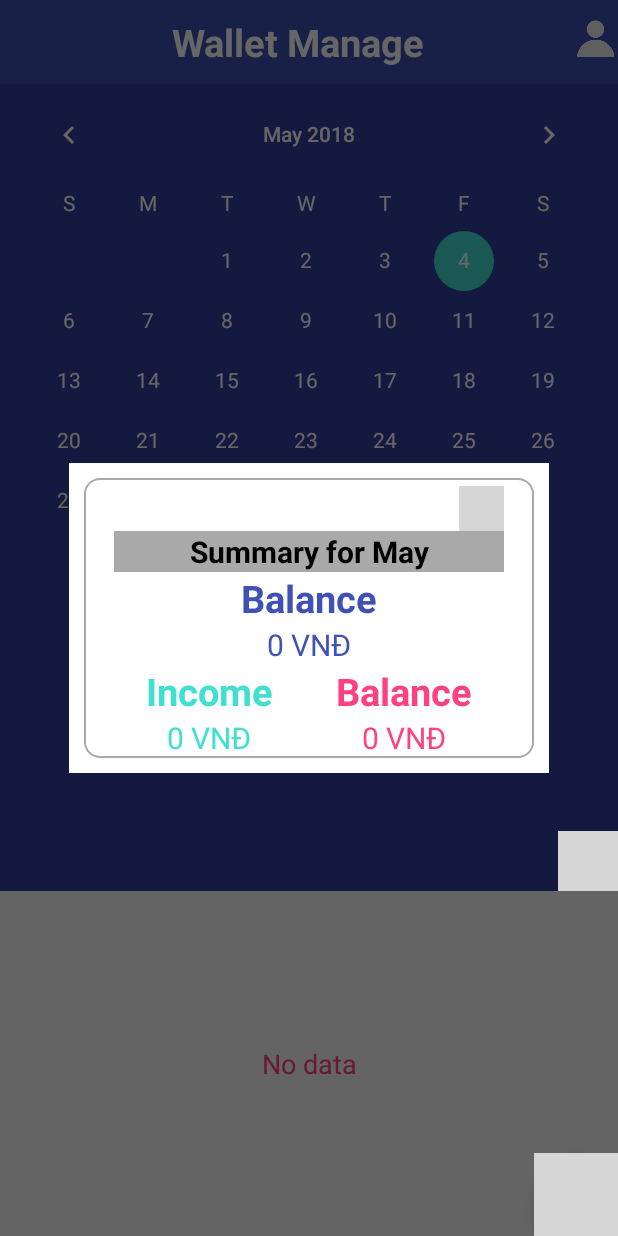
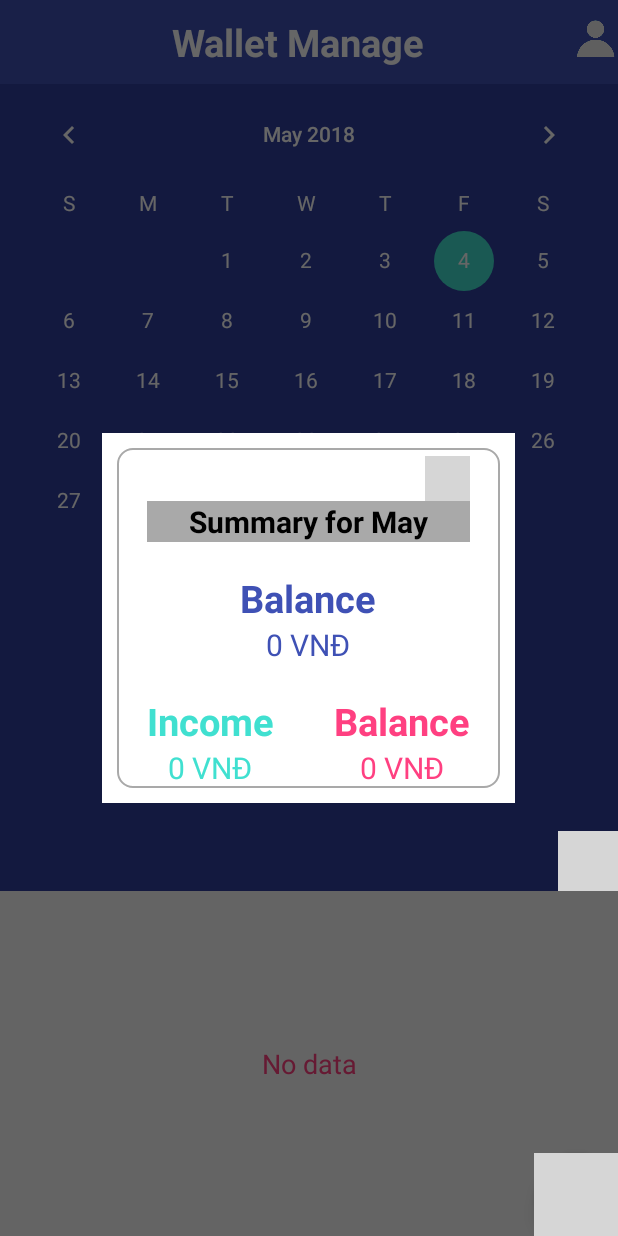
Before and after one commit to yuhny/MyWallet, an Android app: the WalletManageFragment screen opened directly, with no data from a screen before it, after a tap on an icon or button, on a phone screen of 412 x 824 dp. Run offline under Robolectric (Android 15) with nearby library versions, the phone set to English and light mode, and no system bars; grey boxes are pictures that could not be loaded.

Commit message:
fixed click '0' button bug in AddNew, fixed itemview swipe, fixed dialog width size

```diff
--- a/app/src/main/AndroidManifest.xml
+++ b/app/src/main/AndroidManifest.xml
@@ -10,6 +10,7 @@
         android:theme="@style/AppTheme"
         >
         <activity android:name=".MainActivity"
+
             android:screenOrientation="portrait"
             >
             <intent-filter>
@@ -22,6 +23,7 @@
         <activity android:name=".activity.ReLogin"
             android:screenOrientation="portrait"/>
         <activity android:name=".activity.ManageActivity"
+            android:windowSoftInputMode="adjustPan"
             android:screenOrientation="portrait"
             />
 
--- a/app/src/main/java/com/terralogic/mywallet/fragment/WalletManageFragment.java
+++ b/app/src/main/java/com/terralogic/mywallet/fragment/WalletManageFragment.java
@@ -117,7 +117,7 @@ public class WalletManageFragment extends Fragment {
                 dialog.setCancelable(true);
                 dialog.getWindow().setGravity(Gravity.CENTER);
                 dialog.show();
-                dialog.getWindow().setLayout(480, Toolbar.LayoutParams.WRAP_CONTENT);
+                dialog.getWindow().setLayout(Toolbar.LayoutParams.WRAP_CONTENT, Toolbar.LayoutParams.WRAP_CONTENT);
 //                Toast.makeText(getContext(), text, Toast.LENGTH_SHORT).show();
             }
         });
--- a/app/src/main/res/layout/dialog_balance.xml
+++ b/app/src/main/res/layout/dialog_balance.xml
@@ -47,7 +47,9 @@
         <LinearLayout
             android:layout_width="match_parent"
             android:layout_height="wrap_content"
-            android:orientation="vertical">
+            android:orientation="vertical"
+            android:layout_marginBottom="20dp"
+            android:layout_marginTop="20dp">
 
             <TextView
                 android:layout_width="match_parent"
@@ -82,6 +84,7 @@
                 android:layout_height="wrap_content"
                 android:layout_weight="1"
                 android:paddingLeft="20dp"
+                android:paddingRight="20dp"
                 android:orientation="vertical">
 
                 <TextView
@@ -110,6 +113,7 @@
                 android:layout_height="wrap_content"
                 android:layout_weight="1"
                 android:paddingRight="20dp"
+                android:paddingLeft="20dp"
                 android:orientation="vertical">
 
                 <TextView
```
Also changed, not shown: app/src/main/java/com/terralogic/mywallet/adapter/ExpenseAdapter.java (+3 -16 lines), app/src/main/java/com/terralogic/mywallet/fragment/AddNewFragment.java (+6 -4 lines), app/src/main/java/com/terralogic/mywallet/model/SecondTimer.java (deleted, +0 -48 lines).
